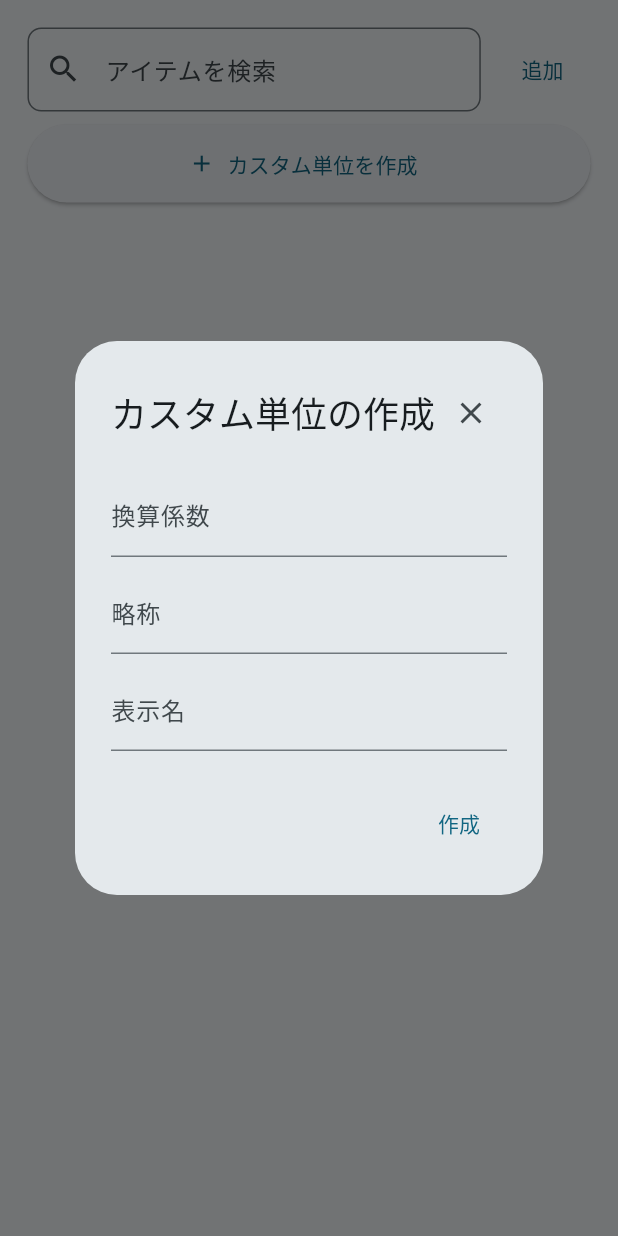
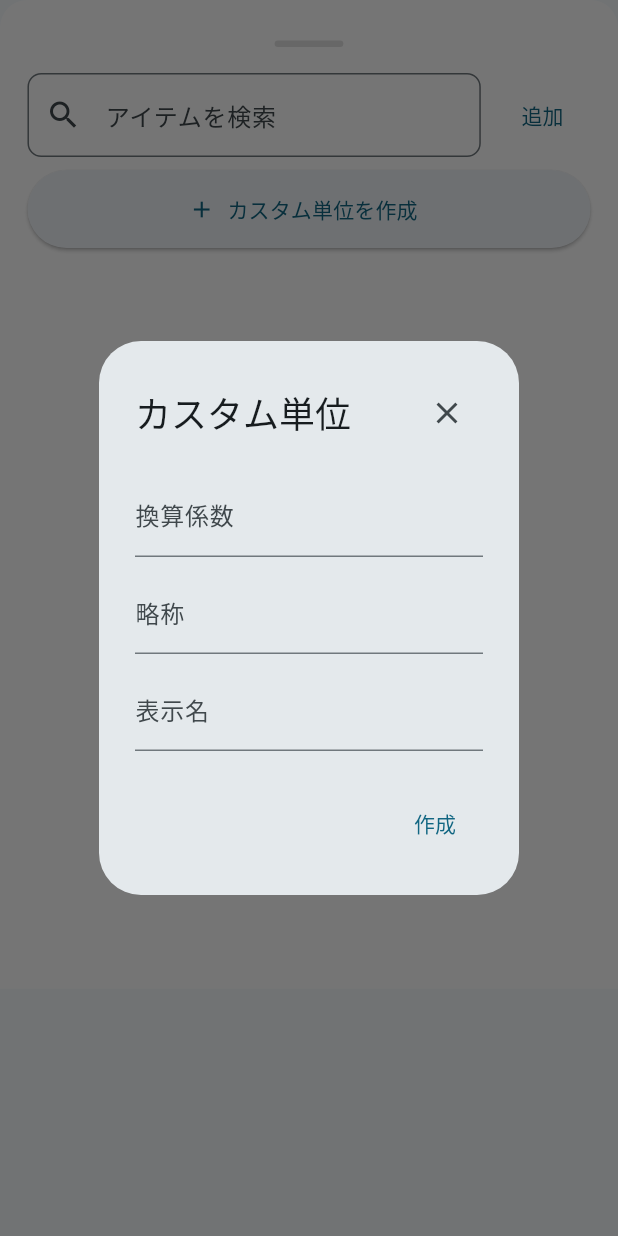
Before and after one commit to RioRio-do/calciunit, a Flutter app: the AddItemsBottomSheet widget shown alone on an empty page, opened directly with empty values, after a tap on "カスタム単位を作成", on a phone screen of 412 x 824 dp. Run offline on Flutter 3.47's test engine with Material 3 defaults, Android fonts, the phone set to English and light mode, and no system bars; our stand-ins replace decimal, flutter_hooks, flutter_riverpod, flutter_screenutil, freezed_annotation, go_router and 3 more; missing offline and left inert: rational; accounts and stored records are empty; generated files the repository leaves out were written again.

Commit message:
ボトムシートの高さを80%に変更し、背景装飾を追加。つかみやすい横棒を追加。カスタム単位ダイアログのタイトルを修正。

```diff
--- a/lib/add_item_bottom_sheet.dart
+++ b/lib/add_item_bottom_sheet.dart
@@ -44,10 +44,23 @@ class AddItemsBottomSheet extends HookConsumerWidget {
         filterAvailableItems(searchText.value, currentItems, unitData);
 
     return Container(
-      height: MediaQuery.of(context).size.height * 0.7,
+      height: MediaQuery.of(context).size.height * 0.8,
       padding: EdgeInsets.all(16.w),
+      decoration: BoxDecoration(
+        color: Colors.white,
+        borderRadius: BorderRadius.vertical(top: Radius.circular(16.w)),
+      ),
       child: Column(
         children: [
+          Container(
+            width: 40.w,
+            height: 4.h,
+            margin: EdgeInsets.only(top: 8.h, bottom: 16.h),
+            decoration: BoxDecoration(
+              color: Colors.grey[300],
+              borderRadius: BorderRadius.circular(2.h),
+            ),
+          ),
           Row(
             children: [
               Expanded(
--- a/lib/custom_unit_dialog.dart
+++ b/lib/custom_unit_dialog.dart
@@ -30,7 +30,7 @@ class CustomUnitDialog extends HookConsumerWidget {
       title: Row(
         mainAxisAlignment: MainAxisAlignment.spaceBetween,
         children: [
-          Text(editUnit == null ? 'カスタム単位の作成' : 'カスタム単位の編集'),
+          const Text('カスタム単位'),
           IconButton(
             icon: const Icon(Icons.close),
             onPressed: () => Navigator.of(context).pop(),
```
Also changed, not shown: lib/add_deck_bottom_sheet.dart (+15 -1 lines).
